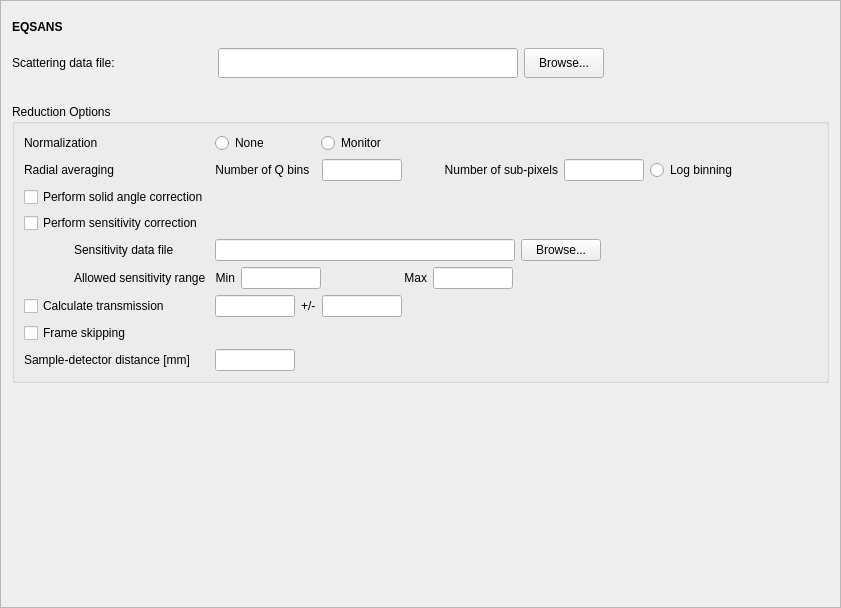
This is Code/Mantid/Scripts/Interface/ui/sns_data_summary.ui in mantidproject/mantid as Qt 5 draws it before an edit. The edited form follows.
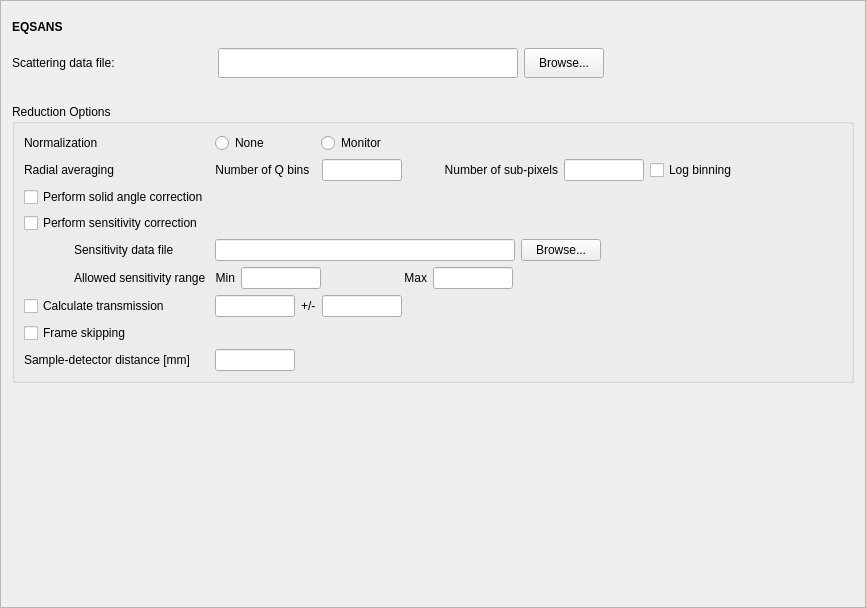
This is the edited form.

Commit message: Fixed widget type. Re #2395

Diff of the .ui file:
```diff
--- a/Code/Mantid/Scripts/Interface/ui/sns_data_summary.ui
+++ b/Code/Mantid/Scripts/Interface/ui/sns_data_summary.ui
@@ -6,7 +6,7 @@
    <rect>
     <x>0</x>
     <y>0</y>
-    <width>841</width>
+    <width>866</width>
     <height>608</height>
    </rect>
   </property>
@@ -336,7 +336,7 @@
            </widget>
           </item>
           <item>
-           <widget class="QRadioButton" name="log_binning_radio">
+           <widget class="QCheckBox" name="log_binning_radio">
             <property name="text">
              <string>Log binning</string>
             </property>
```
The commit also changes 3 other files.
